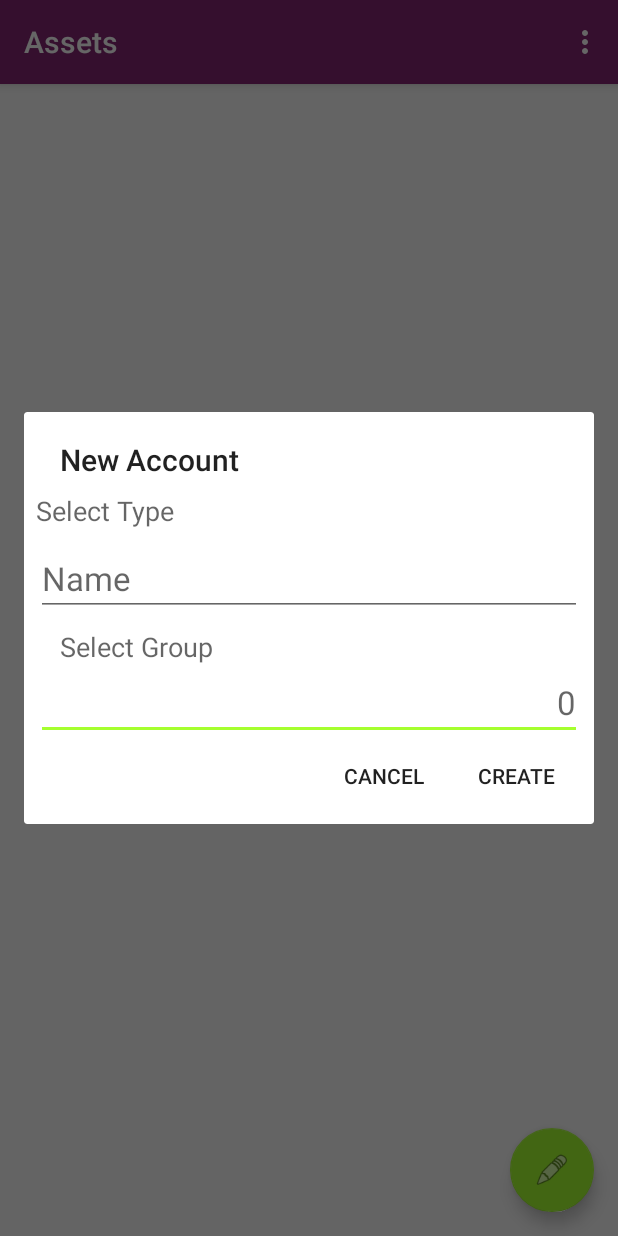
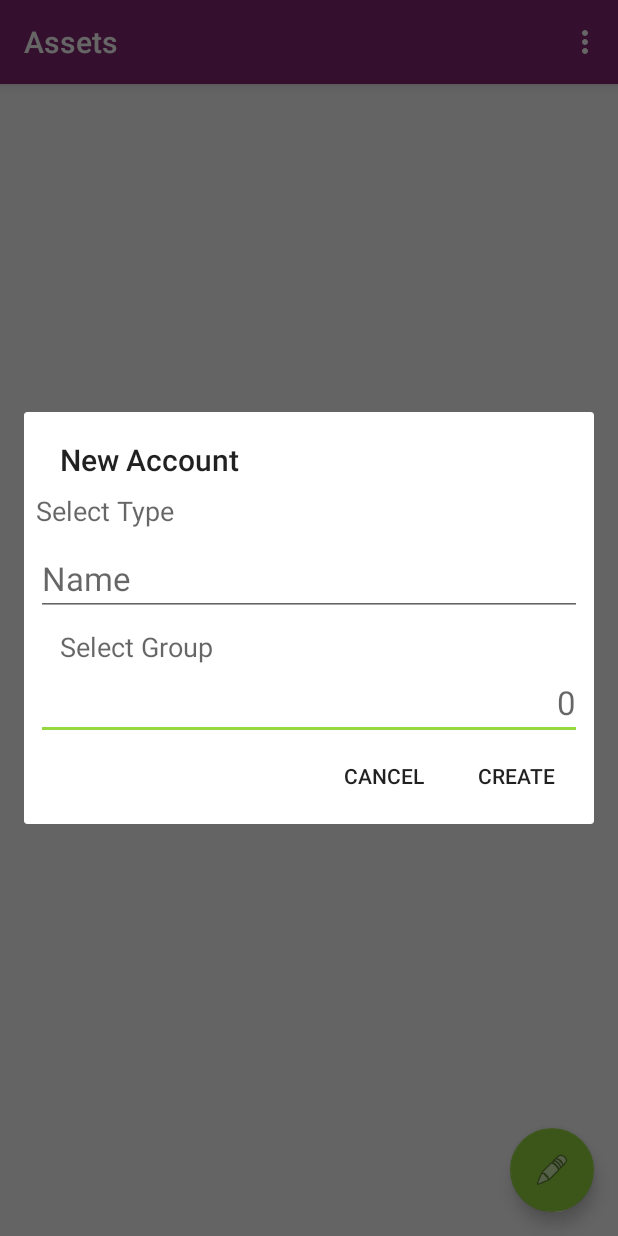
Before and after one commit to motch0214/flow, an Android app: the screen it shows after launch (MainActivity), in the options menu, after a tap on "Create New Account", on a phone screen of 412 x 824 dp. Run offline under Robolectric (Android 15) with nearby library versions, the phone set to English and light mode, and no system bars; our stand-ins replace Dagger/Hilt's generated code, Room's generated code, RxJava, data binding; libraries missing offline, so code that uses them is left out: com.jakewharton.threetenabp, com.orhanobut.logger; 41 statements that could not run were skipped.

Commit message:
modify looks.

```diff
--- a/app/src/main/res/values/colors.xml
+++ b/app/src/main/res/values/colors.xml
@@ -2,5 +2,5 @@
 <resources>
     <color name="primary">#842673</color>
     <color name="primary_dark">#7b236a</color>
-    <color name="accent">#a5ff2f</color>
+    <color name="accent">#96d93e</color>
 </resources>
--- a/app/src/main/res/values/strings.xml
+++ b/app/src/main/res/values/strings.xml
@@ -40,7 +40,7 @@
 
     <!-- Date Format -->
     <string name="format_local_date">yyyy/MM/dd</string>
-    <string name="format_year_month">MMM yyyy</string>
+    <string name="format_year_month">yyyy/MM</string>
 
     <!-- AccountType -->
     <string name="AccountType.ASSET">Asset</string>
```
